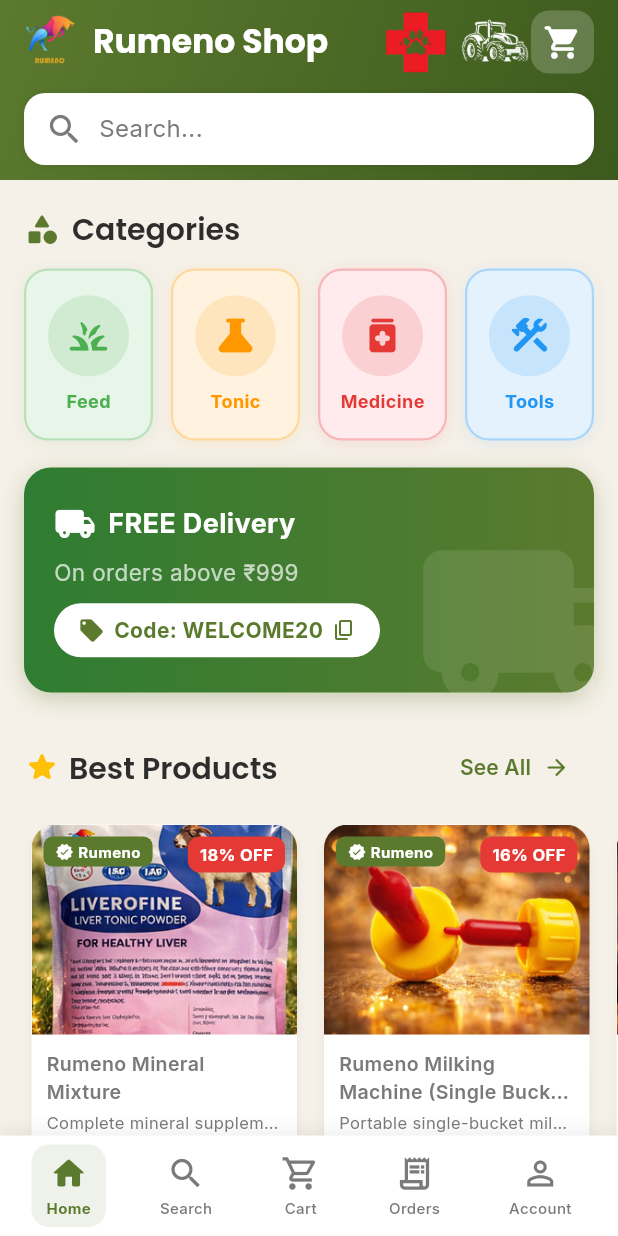
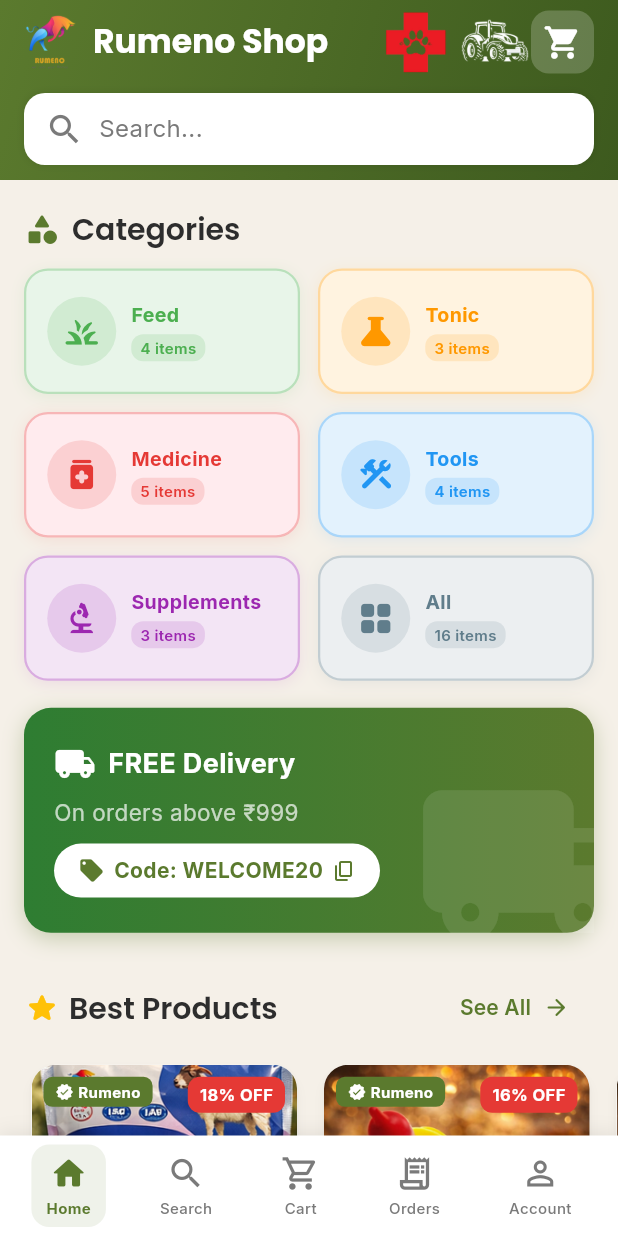
Before and after one commit to ashishsrivastava14/RumenoApp, a Flutter app: the screen it shows after launch, on a phone screen of 412 x 824 dp. Run offline on Flutter 3.47's test engine with Material 3 defaults, Android fonts, the phone set to English and light mode, and no system bars; our stand-ins replace fl_chart, go_router, google_fonts, shimmer; accounts and stored records are empty.

Commit message:
feat: enhance shop home screen with product category counts and layout adjustments

```diff
--- a/rumeno_app/lib/screens/shop/shop_home_screen.dart
+++ b/rumeno_app/lib/screens/shop/shop_home_screen.dart
@@ -25,6 +25,12 @@
   @override
   Widget build(BuildContext context) {
     final ecommerce = context.watch<EcommerceProvider>();
+    final allProducts = ecommerce.allProductsUnfiltered;
+    final feedCount = allProducts.where((p) => p.category == ProductCategory.animalFeed).length;
+    final supplementsCount = allProducts.where((p) => p.category == ProductCategory.supplements).length;
+    final medicinesCount = allProducts.where((p) => p.category == ProductCategory.veterinaryMedicines).length;
+    final equipmentCount = allProducts.where((p) => p.category == ProductCategory.farmEquipment).length;
+    final allCount = allProducts.length;
 
     return Scaffold(
       backgroundColor: RumenoTheme.backgroundCream,
@@ -140,14 +146,15 @@
                   GridView.count(
                     shrinkWrap: true,
                     physics: const NeverScrollableScrollPhysics(),
-                    crossAxisCount: 4,
+                    crossAxisCount: 2,
                     mainAxisSpacing: 12,
                     crossAxisSpacing: 12,
-                    childAspectRatio: 0.75,
+                    childAspectRatio: 2.2,
                     children: [
                       _BigCategoryTile(
                         icon: Icons.grass_rounded,
                         label: 'Feed',
+                        count: feedCount,
                         color: const Color(0xFF4CAF50),
                         bgColor: const Color(0xFFE8F5E9),
                         onTap: () => context.go('/shop/category/animalFeed'),
@@ -155,6 +162,7 @@
                       _BigCategoryTile(
                         icon: Icons.science_rounded,
                         label: 'Tonic',
+                        count: supplementsCount,
                         color: const Color(0xFFFF9800),
                         bgColor: const Color(0xFFFFF3E0),
                         onTap: () => context.go('/shop/category/supplements'),
@@ -162,6 +170,7 @@
                       _BigCategoryTile(
                         icon: Icons.medication_rounded,
                         label: 'Medicine',
+                        count: medicinesCount,
                         color: const Color(0xFFE53935),
                         bgColor: const Color(0xFFFFEBEE),
                         onTap: () => context.go('/shop/category/veterinaryMedicines'),
@@ -169,9 +178,26 @@
                       _BigCategoryTile(
                         icon: Icons.construction_rounded,
                         label: 'Tools',
+                        count: equipmentCount,
                         color: const Color(0xFF2196F3),
                         bgColor: const Color(0xFFE3F2FD),
                         onTap: () => context.go('/shop/category/farmEquipment'),
+                      ),
+                      _BigCategoryTile(
+                        icon: Icons.biotech_rounded,
+                        label: 'Supplements',
+                        count: supplementsCount,
+                        color: const Color(0xFF9C27B0),
+                        bgColor: const Color(0xFFF3E5F5),
+                        onTap: () => context.go('/shop/category/supplements'),
+                      ),
+                      _BigCategoryTile(
+                        icon: Icons.grid_view_rounded,
+                        label: 'All',
+                        count: allCount,
+                        color: const Color(0xFF607D8B),
+                        bgColor: const Color(0xFFECEFF1),
+                        onTap: () => context.go('/shop/search'),
                       ),
                     ],
                   ),
@@ -413,6 +439,7 @@
 class _BigCategoryTile extends StatelessWidget {
   final IconData icon;
   final String label;
+  final int count;
   final Color color;
   final Color bgColor;
   final VoidCallback onTap;
@@ -420,6 +447,7 @@
   const _BigCategoryTile({
     required this.icon,
     required this.label,
+    required this.count,
     required this.color,
     required this.bgColor,
     required this.onTap,
@@ -438,23 +466,45 @@
             BoxShadow(color: color.withValues(alpha: 0.1), blurRadius: 8, offset: const Offset(0, 2)),
           ],
         ),
-        child: Column(
-          mainAxisAlignment: MainAxisAlignment.center,
+        child: Padding(
+          padding: const EdgeInsets.symmetric(horizontal: 14, vertical: 10),
+          child: Row(
             children: [
               Container(
-              padding: const EdgeInsets.all(12),
+                padding: const EdgeInsets.all(10),
                 decoration: BoxDecoration(
                   color: color.withValues(alpha: 0.15),
                   shape: BoxShape.circle,
                 ),
-              child: Icon(icon, color: color, size: 30),
+                child: Icon(icon, color: color, size: 26),
               ),
-            const SizedBox(height: 8),
+              const SizedBox(width: 10),
+              Expanded(
+                child: Column(
+                  mainAxisAlignment: MainAxisAlignment.center,
+                  crossAxisAlignment: CrossAxisAlignment.start,
+                  children: [
                     Text(
                       label,
-              style: TextStyle(fontWeight: FontWeight.bold, fontSize: 12, color: color),
+                      style: TextStyle(fontWeight: FontWeight.bold, fontSize: 13, color: color),
+                    ),
+                    const SizedBox(height: 3),
+                    Container(
+                      padding: const EdgeInsets.symmetric(horizontal: 6, vertical: 2),
+                      decoration: BoxDecoration(
+                        color: color.withValues(alpha: 0.15),
+                        borderRadius: BorderRadius.circular(8),
+                      ),
+                      child: Text(
+                        '$count items',
+                        style: TextStyle(fontSize: 10, color: color, fontWeight: FontWeight.w600),
+                      ),
                     ),
                   ],
+                ),
+              ),
+            ],
+          ),
         ),
       ),
     );
```
Lines whose indentation alone changed are shown as unchanged.
